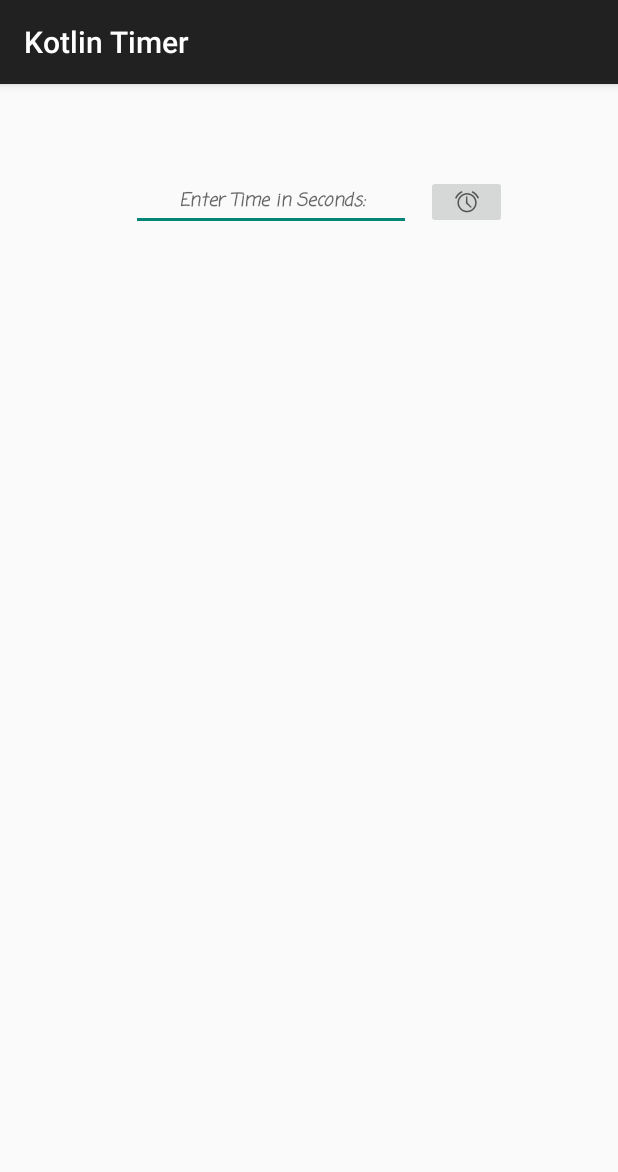
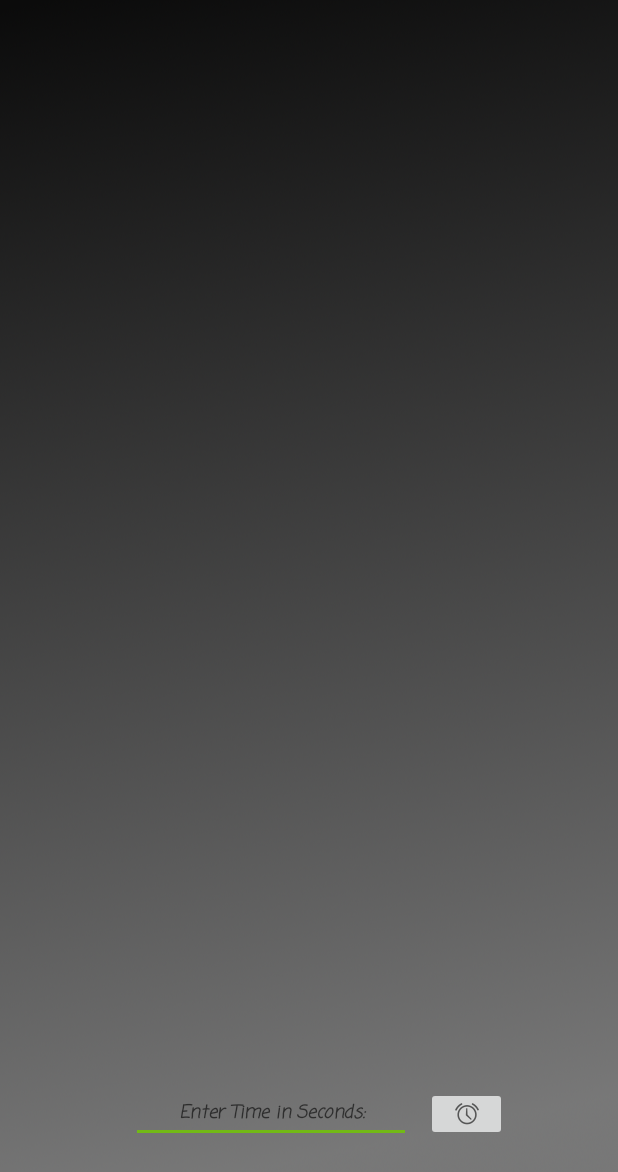
Before and after one commit to triggermike/WhateverYouWant, an Android app: the screen it shows after launch (MainActivity), on a phone screen of 412 x 824 dp. Shown: the top 1172 px of the screen. Run offline under Robolectric (Android 15) with nearby library versions, the phone set to English and light mode, and no system bars.

Commit message:
Push Style

```diff
--- a/app/build.gradle
+++ b/app/build.gradle
@@ -1,7 +1,7 @@
 apply plugin: 'com.android.application'
 
 apply plugin: 'kotlin-android'
-
+apply plugin: 'kotlin-kapt'
 apply plugin: 'kotlin-android-extensions'
 
 
@@ -27,6 +27,8 @@ dependencies {
     implementation fileTree(dir: 'libs', include: ['*.jar'])
     implementation"org.jetbrains.kotlin:kotlin-stdlib-jdk7:$kotlin_version"
     implementation 'com.android.support:appcompat-v7:27.1.1'
+    implementation 'com.github.bumptech.glide:glide:4.7.1'
+    annotationProcessor 'com.github.bumptech.glide:compiler:4.7.1'
     implementation 'com.android.support.constraint:constraint-layout:1.1.1'
     testImplementation 'junit:junit:4.12'
     androidTestImplementation 'com.android.support.test:runner:1.0.2'
--- a/app/src/main/AndroidManifest.xml
+++ b/app/src/main/AndroidManifest.xml
@@ -3,6 +3,7 @@
     package="com.hugheswd.whateveryouwant">
 
     <uses-permission android:name="android.permission.VIBRATE" />
+    <uses-permission android:name="android.permission.INTERNET" />
 
     <application
         android:allowBackup="true"
@@ -10,7 +11,8 @@
         android:label="@string/app_name"
         android:roundIcon="@mipmap/ic_launcher_round"
         android:supportsRtl="true"
-        android:theme="@style/Theme.AppCompat.DayNight.DarkActionBar">
+        android:theme="@style/AppTheme"
+        android:screenOrientation="portrait">
         <activity android:name=".MainActivity">
             <intent-filter>
                 <action android:name="android.intent.action.MAIN" />
--- a/app/src/main/java/com/hugheswd/whateveryouwant/MainActivity.kt
+++ b/app/src/main/java/com/hugheswd/whateveryouwant/MainActivity.kt
@@ -3,6 +3,7 @@ package com.hugheswd.whateveryouwant
 import android.os.*
 import android.support.v7.app.AppCompatActivity
 import android.view.KeyEvent
+import com.bumptech.glide.Glide
 import kotlinx.android.synthetic.main.activity_main.*
 
 class MainActivity : AppCompatActivity() {
@@ -10,6 +11,8 @@ class MainActivity : AppCompatActivity() {
     override fun onCreate(savedInstanceState: Bundle?) {
         super.onCreate(savedInstanceState)
         setContentView(R.layout.activity_main)
+
+        Glide.with(this).load(R.drawable.bckgrnd).into(ivMainBackground)
 
         btnMainUserInput.setOnClickListener {
             timerStart()
--- a/app/src/main/java/com/hugheswd/whateveryouwant/TheTimer.kt
+++ b/app/src/main/java/com/hugheswd/whateveryouwant/TheTimer.kt
@@ -17,6 +17,7 @@ class TheTimer(interval: Long,
     override fun onFinish() {
         callAlarm()
         textView.text = context.getText(R.string.done)
+
     }
 
     private fun callAlarm() {
--- a/app/src/main/res/layout/activity_main.xml
+++ b/app/src/main/res/layout/activity_main.xml
@@ -4,7 +4,19 @@
     xmlns:tools="http://schemas.android.com/tools"
     android:layout_width="match_parent"
     android:layout_height="match_parent"
+    android:background="@color/colorBackground"
     tools:context=".MainActivity">
+
+    <ImageView
+        android:id="@+id/ivMainBackground"
+        android:layout_width="0dp"
+        android:layout_height="0dp"
+        app:layout_constraintBottom_toBottomOf="parent"
+        app:layout_constraintLeft_toLeftOf="parent"
+        app:layout_constraintRight_toRightOf="parent"
+        app:layout_constraintTop_toTopOf="parent"
+        android:scaleType="fitXY"
+        app:srcCompat="@color/colorBackground" />
 
     <ScrollView
         android:id="@+id/scrollView2"
@@ -19,6 +31,8 @@
         app:layout_constraintStart_toStartOf="parent"
         app:layout_constraintTop_toBottomOf="@+id/etMainUserInput">
 
+    </ScrollView>
+
     <TextView
         android:id="@+id/mainText"
         android:layout_width="wrap_content"
@@ -31,8 +45,6 @@
         app:layout_constraintRight_toRightOf="parent"
         app:layout_constraintTop_toTopOf="parent"
         app:layout_constraintVertical_bias="0.498" />
-
-    </ScrollView>
 
     <EditText
         android:id="@+id/etMainUserInput"
@@ -55,7 +67,7 @@
         app:layout_constraintHorizontal_bias="0.38"
         app:layout_constraintStart_toStartOf="parent"
         app:layout_constraintTop_toTopOf="parent"
-        app:layout_constraintVertical_bias="0.071" />
+        app:layout_constraintVertical_bias="0.93" />
 
     <ImageButton
         android:id="@+id/btnMainUserInput"
--- a/app/src/main/res/values/colors.xml
+++ b/app/src/main/res/values/colors.xml
@@ -1,6 +1,7 @@
 <?xml version="1.0" encoding="utf-8"?>
 <resources>
-    <color name="colorPrimary">#3F51B5</color>
-    <color name="colorPrimaryDark">#303F9F</color>
-    <color name="colorAccent">#FF4081</color>
+    <color name="colorPrimary">#000000</color>
+    <color name="colorPrimaryDark">#000000</color>
+    <color name="colorAccent">#72b916</color>
+    <color name="colorBackground">#c2c2c2</color>
 </resources>
--- a/app/src/main/res/values/styles.xml
+++ b/app/src/main/res/values/styles.xml
@@ -1,7 +1,7 @@
 <resources>
 
     <!-- Base application theme. -->
-    <style name="AppTheme" parent="Theme.AppCompat.Light.DarkActionBar">
+    <style name="AppTheme" parent="Theme.AppCompat.DayNight.NoActionBar">
         <!-- Customize your theme here. -->
         <item name="colorPrimary">@color/colorPrimary</item>
         <item name="colorPrimaryDark">@color/colorPrimaryDark</item>
```
Also changed, not shown: app/src/main/res/drawable/bckgrnd.png (added). Lines whose indentation alone changed are shown as unchanged.
